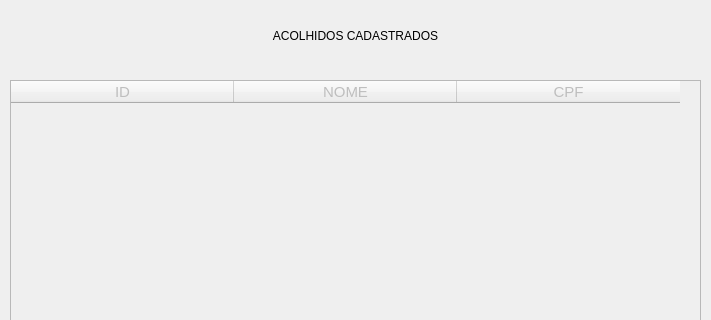
AlexFilh0/BetelgeuseDB, file formCadastrado.ui: the form before one commit; both pictures show x 0 to 711 and y 0 to 320 of the 711 by 600 pixel window.
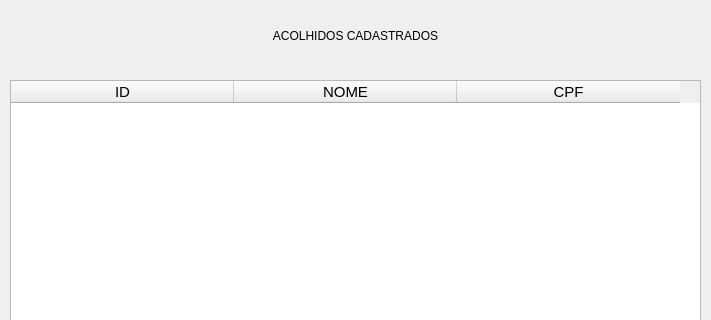
The form after the commit.

What changed in the file:
```diff
--- a/formCadastrado.ui
+++ b/formCadastrado.ui
@@ -32,7 +32,7 @@
    </widget>
    <widget class="QTableWidget" name="tabela">
     <property name="enabled">
-     <bool>false</bool>
+     <bool>true</bool>
     </property>
     <property name="geometry">
      <rect>
```
